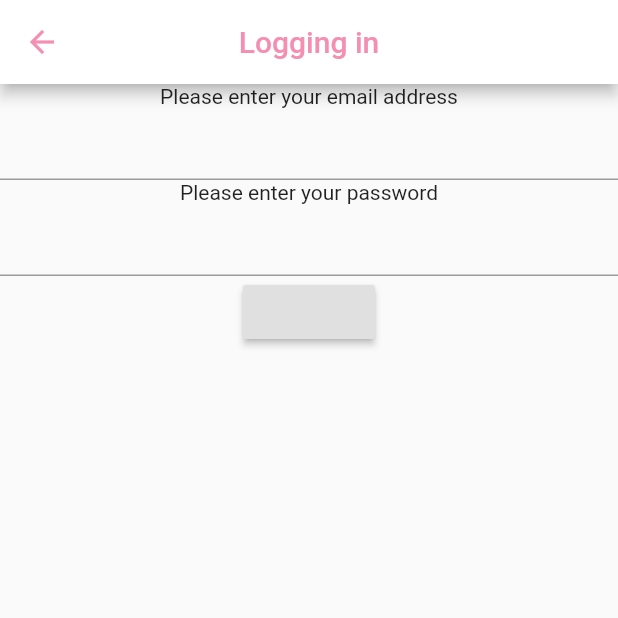
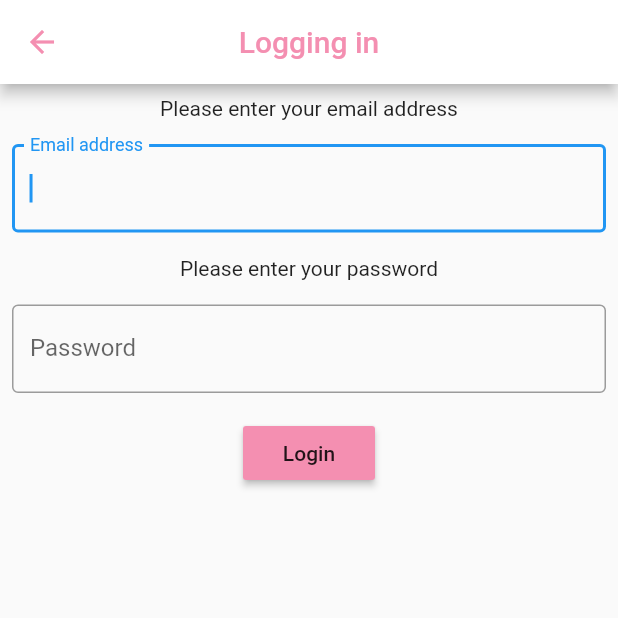
Before and after one commit to aangu5/ITEC27003_pensionr, a Flutter app: the screen it shows after launch, after a tap on "Already have an account?", on a phone screen of 412 x 824 dp, the top half of it. Run offline on Flutter 3.47's test engine with Material 2 defaults, Android fonts, the phone set to English and light mode, and no system bars; our stand-ins replace cloud_firestore, flutter_svg, flutter_tindercard, shared_preferences; missing offline and left inert: dash_chat; accounts and stored records are empty; statements that could not run were skipped; project files that could hold a hidden picture were left out.

Commit message:
Final changes

```diff
--- a/lib/screens/login.dart
+++ b/lib/screens/login.dart
@@ -10,17 +10,50 @@ class LoginScreen extends StatelessWidget {
       appBar: PensionrAppBar("Logging in"),
       body: Column(
         children: [
-          Text("Please enter your email address"),
-          TextFormField(),
-          Text("Please enter your password"),
-          TextFormField(),
-          RaisedButton(onPressed: () {
-            Navigator.push(
-              context,
-              MaterialPageRoute(
-                  builder: (context) => Home()),
-            );
-          })
+          Padding(
+            padding: const EdgeInsets.all(8.0),
+            child: Text("Please enter your email address"),
+          ),
+          Padding(
+            padding: const EdgeInsets.all(8.0),
+            child: TextFormField(
+              autofocus: true,
+              autocorrect: true,
+              decoration: InputDecoration(
+                  focusColor: Colors.pink[200],
+                  border: OutlineInputBorder(),
+                  labelText: 'Email address'),
+            ),
+          ),
+          Padding(
+            padding: const EdgeInsets.all(8.0),
+            child: Text("Please enter your password"),
+          ),
+          Padding(
+            padding: const EdgeInsets.all(8.0),
+            child: TextFormField(
+              autofocus: true,
+              autocorrect: true,
+              decoration: InputDecoration(
+                  focusColor: Colors.pink[200],
+                  hoverColor: Colors.pink[200],
+                  border: OutlineInputBorder(),
+                  labelText: 'Password'),
+            ),
+          ),
+          Padding(
+            padding: const EdgeInsets.all(8.0),
+            child: RaisedButton(
+                child: Text("Login"),
+                color: Colors.pink[200],
+                onPressed: () {
+                  Navigator.pushAndRemoveUntil(
+                    context,
+                    MaterialPageRoute(builder: (context) => Home()),
+                        (Route<dynamic> route) => false,
+                  );
+                }),
+          )
         ],
       ),
     );
--- a/lib/screens/welcome.dart
+++ b/lib/screens/welcome.dart
@@ -1,5 +1,6 @@
 import 'package:firebase_demo/screens/login.dart';
 import 'package:flutter/material.dart';
+import 'package:flutter_svg/flutter_svg.dart';
 
 import '../storage/database.dart';
 import 'first_name.dart';
@@ -19,6 +20,14 @@ class WelcomeScreen extends StatelessWidget {
             children: [
               Spacer(
                 flex: 98,
+              ),
+              Padding(
+                padding: const EdgeInsets.all(8.0),
+                child: Container(child: SvgPicture.asset("assets/img/Pensionr.svg")),
+              ),
+              Padding(
+                padding: const EdgeInsets.only(top: 8, bottom: 20),
+                child: Center(child: Text("Ready to find love?", style: TextStyle(fontStyle: FontStyle.italic, fontSize: 20, color: Colors.white),)),
               ),
               SizedBox(
                 width: MediaQuery.of(context).size.width * 0.9,
--- a/pubspec.yaml
+++ b/pubspec.yaml
@@ -26,6 +26,8 @@ dependencies:
   cloud_firestore: 0.13.0+1
   dash_chat: ^1.1.15
   flutter_tindercard: ^0.2.0
+  flutter_svg:
+
 
 
   # The following adds the Cupertino Icons font to your application.
```
Also changed, not shown: lib/screens/settings.dart (+24 -1 lines), pubspec.lock.
